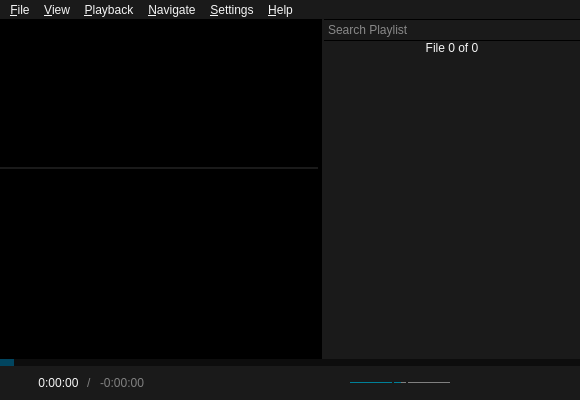
Old version of the form src/ui/mainwindow.ui in the repository u8sand/Baka-MPlayer.
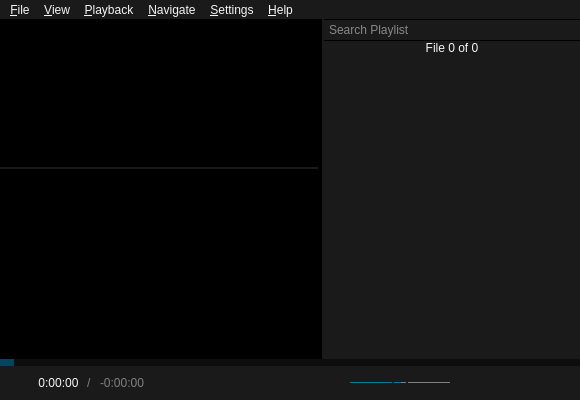
New version of the form. Icons and pictures are not drawn. Custom widgets are drawn as their Qt base class.

Commit message: mainwindow.ui: fix searchbox focused state padding

Patch:
```diff
--- a/src/ui/mainwindow.ui
+++ b/src/ui/mainwindow.ui
@@ -82,7 +82,8 @@
 #searchBox {
 	font-size: 12px;
 	padding: 2px;
-	border: none; /* reset border style */
+	border-left-color: black;
+	border-right-color: black;
 	border-top: 1px solid black;
 	border-bottom: 1px solid black;
 }
```
